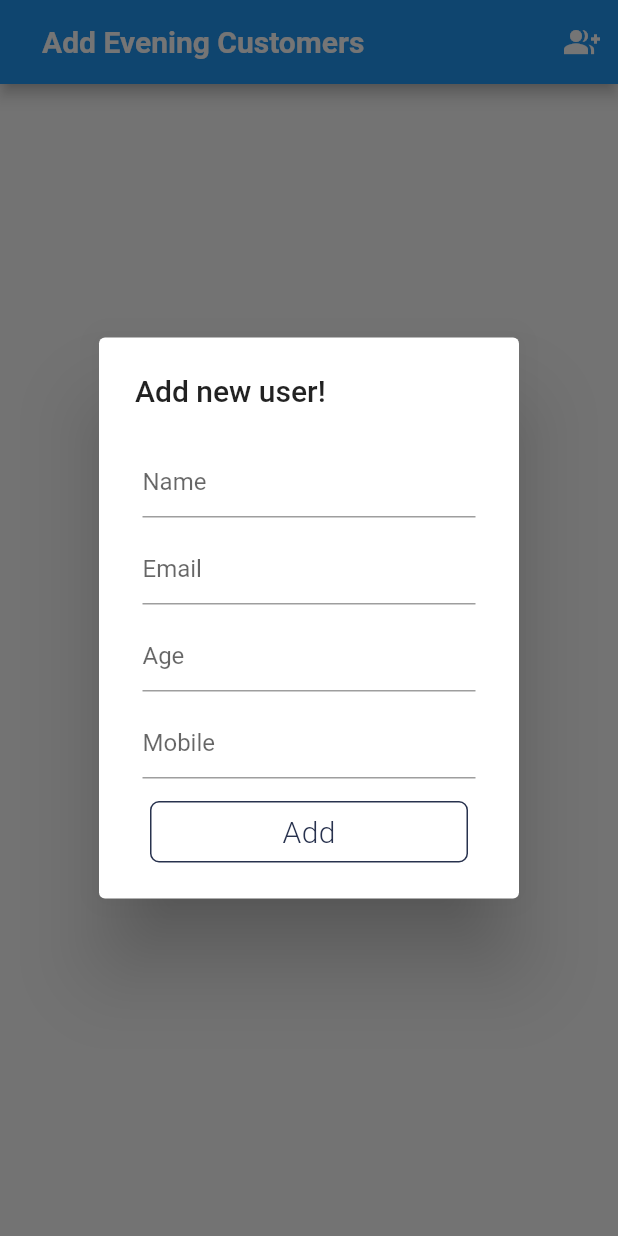
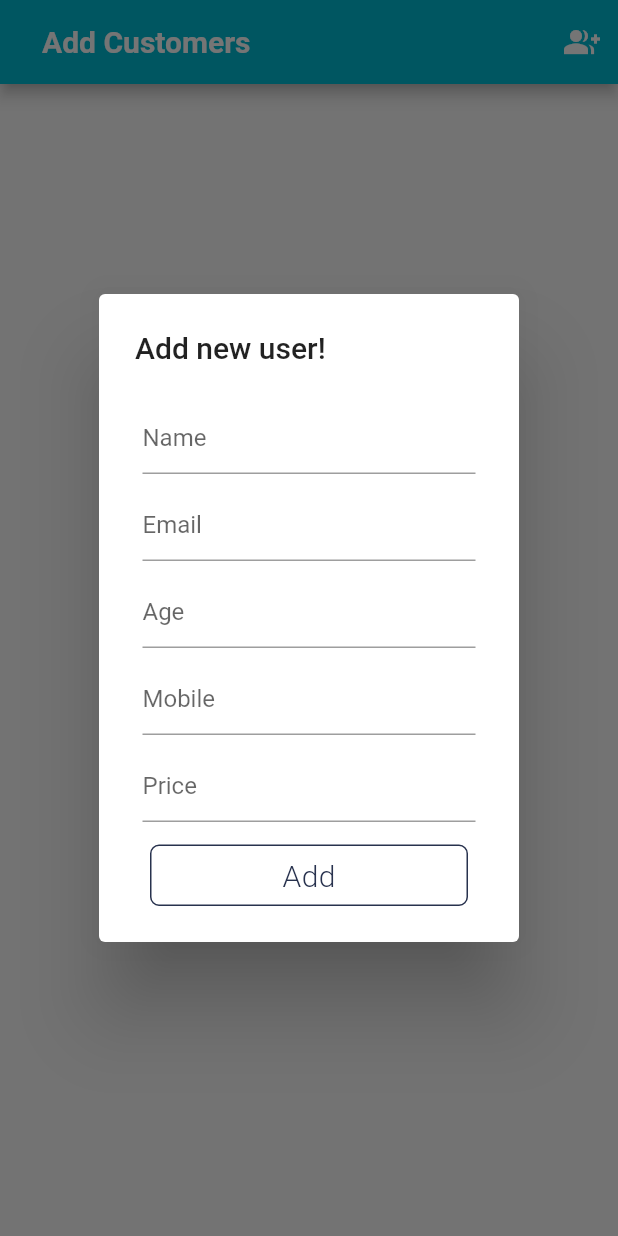
Before and after one commit to PranavKapoor28/Expense-Tracker, a Flutter app: the EveningUserDashboard screen opened directly, after a tap on the "group add" icon, on a phone screen of 412 x 824 dp. Run offline on Flutter 3.47's test engine with Material 2 defaults, Android fonts, the phone set to English and light mode, and no system bars; drawn by our look-alikes of firebase_database; our stand-ins replace firebase_auth, google_sign_in, share; missing offline and left inert: flutter_auth_buttons, flutter_facebook_login; accounts and stored records are empty.

Commit message:
Expense tracker functionality added

```diff
--- a/lib/Category/EveningCategory/eveningCategory.dart
+++ b/lib/Category/EveningCategory/eveningCategory.dart
@@ -15,6 +15,7 @@ class TabBarEvening extends StatelessWidget {
         length: 2,
         child: Scaffold(
           appBar: AppBar(
+            backgroundColor: Colors.cyan[500],
             automaticallyImplyLeading: true,
             leading:IconButton(
               icon: Icon(Icons.arrow_back),
@@ -25,8 +26,8 @@ class TabBarEvening extends StatelessWidget {
             ),
             bottom: TabBar(
               tabs: [
-                Tab(icon: Icon(Icons.supervised_user_circle)),
-                Tab(icon: Icon(Icons.verified_user)),
+                Tab(icon: Icon(Icons.person)),
+                Tab(icon: Icon(Icons.attach_money)),
 
               ],
             ),
--- a/lib/Category/categories.dart
+++ b/lib/Category/categories.dart
@@ -30,7 +30,7 @@ class Categories extends StatelessWidget {
                 "Add your Customers",
                 textScaleFactor: 3.0,
                 style: TextStyle(
-                    color: Colors.blue,
+                    color: Colors.lightBlueAccent,
                     fontWeight: FontWeight.bold,
                     fontSize: 15),
                 textAlign: TextAlign.center,
--- a/lib/Order/EveningOrder/EveningOrders_screen.dart
+++ b/lib/Order/EveningOrder/EveningOrders_screen.dart
@@ -32,6 +32,7 @@ class _EveningOrderScreenState extends State<EveningOrderScreen> {
   Widget build(BuildContext context) {
     return Scaffold(
       appBar: AppBar(title: Text('Orders'),
+          backgroundColor: Colors.cyan,
     leading: IconButton(icon:Icon(Icons.arrow_back),
     //onPressed:() => Navigator.pop(context, false),
     onPressed:() => exit(0),
--- a/lib/User/UserEvening.dart
+++ b/lib/User/UserEvening.dart
@@ -7,9 +7,9 @@ class UserEvening {
   String _email;
   String _age;
   String _mobile;
+  String _price;
 
-
-  UserEvening(this._id,this._name, this._email, this._age, this._mobile);
+  UserEvening(this._id, this._name, this._email, this._age, this._mobile, this._price);
 
   String get name => _name;
 
@@ -21,6 +21,8 @@ class UserEvening {
 
   String get id => _id;
 
+  String get price => _price;
+
 
 
   UserEvening.fromSnapshot(DataSnapshot snapshot) {
@@ -29,6 +31,7 @@ class UserEvening {
     _email = snapshot.value['email'];
     _age = snapshot.value['age'];
     _mobile = snapshot.value['mobile'];
+    _price = snapshot.value['price'];
   }
 
 }
--- a/lib/User/add_evening_user.dart
+++ b/lib/User/add_evening_user.dart
@@ -6,6 +6,7 @@ class AddEveningDialog {
   final teEmail = TextEditingController();
   final teAge = TextEditingController();
   final teMobile = TextEditingController();
+  final tePrice = TextEditingController();
 
   UserEvening userEvening;
 
@@ -22,6 +23,7 @@ class AddEveningDialog {
       teEmail.text = userEvening.email;
       teAge.text = userEvening.age;
       teMobile.text = userEvening.mobile;
+      tePrice.text = userEvening.price;
     }
 
     return new AlertDialog(
@@ -35,6 +37,7 @@ class AddEveningDialog {
             getTextField("Email", teEmail),
             getTextField("Age", teAge),
             getTextField("Mobile", teMobile),
+            getTextField("Price",tePrice),
 
             new GestureDetector(
               onTap: () => onTap(isEdit, _myHomePageState, context),
@@ -90,7 +93,7 @@ class AddEveningDialog {
 
   UserEvening getData(bool isEdit) {
     return new UserEvening(isEdit ? userEvening.id : "", teName.text, teEmail.text,
-        teAge.text, teMobile.text);
+        teAge.text, teMobile.text, tePrice.text);
   }
 
   onTap(bool isEdit, AddUserCallback _myHomePageState, BuildContext context) {
--- a/lib/User/add_user_dialog.dart
+++ b/lib/User/add_user_dialog.dart
@@ -6,6 +6,7 @@ class AddUserDialog {
   final teEmail = TextEditingController();
   final teAge = TextEditingController();
   final teMobile = TextEditingController();
+  final price = TextEditingController();
 
   User user;
 
@@ -22,6 +23,7 @@ class AddUserDialog {
       teEmail.text = user.email;
       teAge.text = user.age;
       teMobile.text = user.mobile;
+      price.text = user.price;
     }
 
     return new AlertDialog(
@@ -35,6 +37,7 @@ class AddUserDialog {
             getTextField("Email", teEmail),
             getTextField("Age", teAge),
             getTextField("Mobile", teMobile),
+            getTextField("Price",price),
 
             new GestureDetector(
               onTap: () => onTap(isEdit, _myHomePageState, context),
@@ -90,7 +93,7 @@ class AddUserDialog {
 
   User getData(bool isEdit) {
     return new User(isEdit ? user.id : "", teName.text, teEmail.text,
-        teAge.text, teMobile.text);
+        teAge.text, teMobile.text,price.text);
   }
 
   onTap(bool isEdit, AddUserCallback _myHomePageState, BuildContext context) {
--- a/lib/User/user.dart
+++ b/lib/User/user.dart
@@ -1,15 +1,14 @@
 import 'package:firebase_database/firebase_database.dart';
 
 class User {
-
   String _id;
   String _name;
   String _email;
   String _age;
   String _mobile;
+  String _price;
 
-
-  User(this._id,this._name, this._email, this._age, this._mobile);
+  User(this._id, this._name, this._email, this._age, this._mobile, this._price);
 
   String get name => _name;
 
@@ -21,7 +20,7 @@ class User {
 
   String get id => _id;
 
-
+  String get price => _price;
 
   User.fromSnapshot(DataSnapshot snapshot) {
     _id = snapshot.key;
@@ -29,30 +28,6 @@ class User {
     _email = snapshot.value['email'];
     _age = snapshot.value['age'];
     _mobile = snapshot.value['mobile'];
-  }
-
-}
-
-class MorningOrder {
-  String _id;
-  String _quantity;
-  String _price;
-
-  MorningOrder(this._id, this._quantity, this._price);
-
-  MorningOrder.map(dynamic obj) {
-    this._id = obj['id'];
-    this._quantity = obj['quantity'];
-    this._price = obj['price'];
-  }
-
-  String get id => _id;
-  String get quantity => _quantity;
-  String get price => _price;
-
-  MorningOrder.fromSnapshot(DataSnapshot snapshot) {
-    _id = snapshot.key;
-    _quantity = snapshot.value['quantity'];
     _price = snapshot.value['price'];
   }
 }
--- a/lib/database/firebase_database_evening.dart
+++ b/lib/database/firebase_database_evening.dart
@@ -5,7 +5,6 @@ import 'package:firebase_database/firebase_database.dart';
 class FirebaseDatabaseUtil {
   DatabaseReference _counterRef;
   DatabaseReference _userRef;
-  DatabaseReference _orderRef;
   StreamSubscription<Event> _counterSubscription;
   StreamSubscription<Event> _messagesSubscription;
   FirebaseDatabase database = new FirebaseDatabase();
@@ -29,6 +28,7 @@ class FirebaseDatabaseUtil {
     _userRef = database.reference().child('user').child('Evening').child('Customers');
     database.reference().child('counter').once().then((DataSnapshot snapshot) {
       print('Connected to second database and read ${snapshot.value}');
+
     });
     database.setPersistenceEnabled(true);
     database.setPersistenceCacheSizeBytes(10000000);
@@ -70,6 +70,7 @@ class FirebaseDatabaseUtil {
         "age": "" + userEvening.age,
         "email": "" + userEvening.email,
         "mobile": "" + userEvening.mobile,
+        "price": "" + userEvening.price,
       }).then((_) {
         print('Transaction  committed.');
       });
@@ -96,6 +97,7 @@ class FirebaseDatabaseUtil {
       "age": "" + userEvening.age,
       "email": "" + userEvening.email,
       "mobile": "" + userEvening.mobile,
+      "price": "" + userEvening.price,
     }).then((_) {
       print('Transaction  committed.');
     });
--- a/lib/main.dart
+++ b/lib/main.dart
@@ -1,3 +1,4 @@
+import 'package:ecommerce_buisness_tech/Category/categories.dart';
 import 'package:flutter/material.dart';
 import 'package:firebase_auth/firebase_auth.dart';
 import 'package:google_sign_in/google_sign_in.dart';
@@ -58,7 +59,7 @@ class _MyLoginOptionState extends State<MyLoginOption> {
                   onPressed: () {
                     Navigator.push(
                       context,
-                      MaterialPageRoute(builder: (context) => LoginPage()),
+                      MaterialPageRoute(builder: (context) => Categories()),
                     );
                   },
                   child: Text('Sign in with email'),
@@ -148,7 +149,7 @@ class BackgroundSignIn extends CustomPainter {
         sw * 0.6, sh * 0.05, sw * 0.27, sh * 0.01, sw * 0.18, sh * 0.12);
     yellowWave.quadraticBezierTo(sw * 0.12, sh * 0.2, 0, sh * 0.2);
     yellowWave.close();
-    paint.color = Colors.blue;
+    paint.color = Colors.lightBlueAccent;
     canvas.drawPath(yellowWave, paint);
   }
 
```
Also changed, not shown: lib/Category/EveningCategory/EveningAcoount.dart (+27 -31 lines), lib/Category/EveningCategory/evening_user_dashboard.dart (+31 -26 lines), lib/Category/MorningCategory/MorningCategory.dart (+5 -6 lines).
